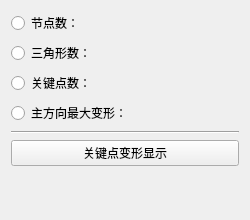
The window that ui/FOSD-Classic-QWidgets/apps/visualization/views/docks/disp3dinfodockpanel.ui (Swimers/FOSD) describes before a commit, drawn with Qt 5.
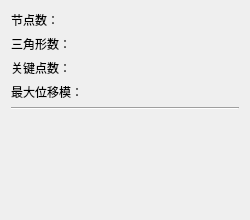
The same window after the commit.

```diff
--- a/ui/FOSD-Classic-QWidgets/apps/visualization/views/docks/disp3dinfodockpanel.ui
+++ b/ui/FOSD-Classic-QWidgets/apps/visualization/views/docks/disp3dinfodockpanel.ui
@@ -12,7 +12,7 @@
   </property>
   <layout class="QGridLayout" name="gridLayout">
    <item row="0" column="0">
-    <widget class="QRadioButton" name="radioButton">
+        <widget class="QLabel" name="radioButton">
      <property name="text">
       <string>节点数：</string>
      </property>
@@ -26,7 +26,7 @@
     </widget>
    </item>
    <item row="1" column="0">
-    <widget class="QRadioButton" name="radioButton_2">
+        <widget class="QLabel" name="radioButton_2">
      <property name="text">
       <string>三角形数：</string>
      </property>
@@ -40,7 +40,7 @@
     </widget>
    </item>
    <item row="2" column="0">
-    <widget class="QRadioButton" name="radioButton_3">
+        <widget class="QLabel" name="radioButton_3">
      <property name="text">
       <string>关键点数：</string>
      </property>
@@ -54,9 +54,9 @@
     </widget>
    </item>
    <item row="3" column="0">
-    <widget class="QRadioButton" name="radioButton_4">
+        <widget class="QLabel" name="radioButton_4">
      <property name="text">
-      <string>主方向最大变形：</string>
+            <string>最大位移模：</string>
      </property>
     </widget>
    </item>
@@ -74,13 +74,6 @@
      </property>
     </widget>
    </item>
-   <item row="5" column="0" colspan="2">
-    <widget class="QPushButton" name="pushButton_6">
-     <property name="text">
-      <string>关键点变形显示</string>
-     </property>
-    </widget>
-   </item>
    <item row="6" column="0">
     <spacer name="verticalSpacer_2">
      <property name="orientation">
```
Left out of the diff: 12 changed lines with no effect on the pictures. Lines whose indentation alone changed are shown as unchanged.
